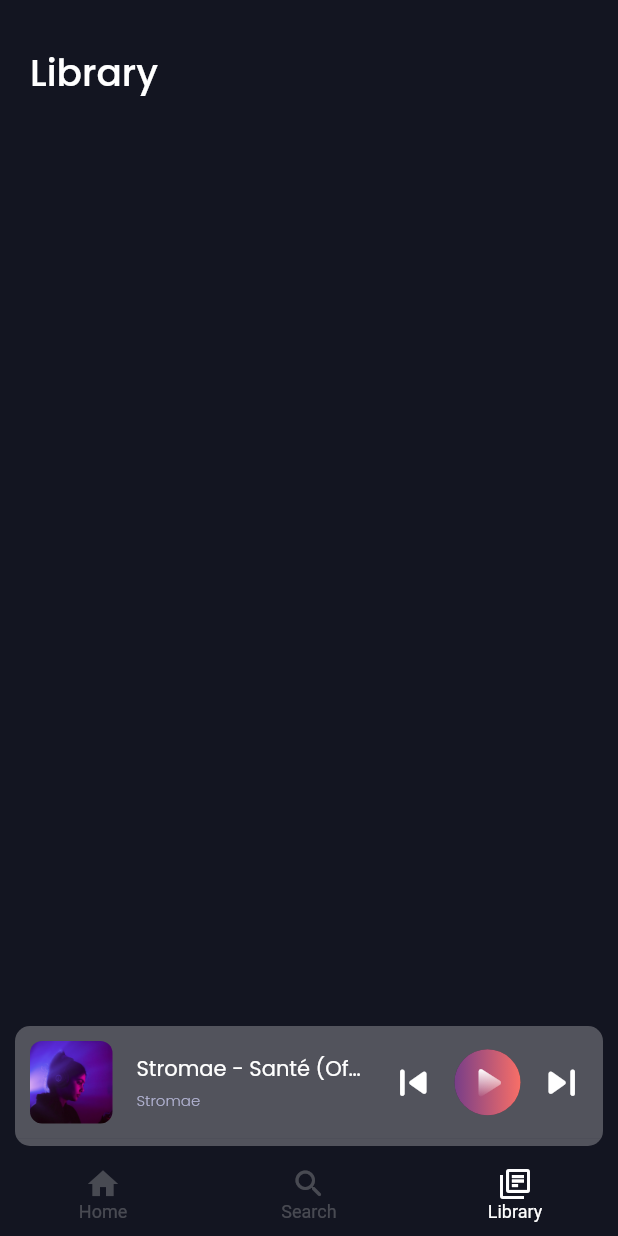
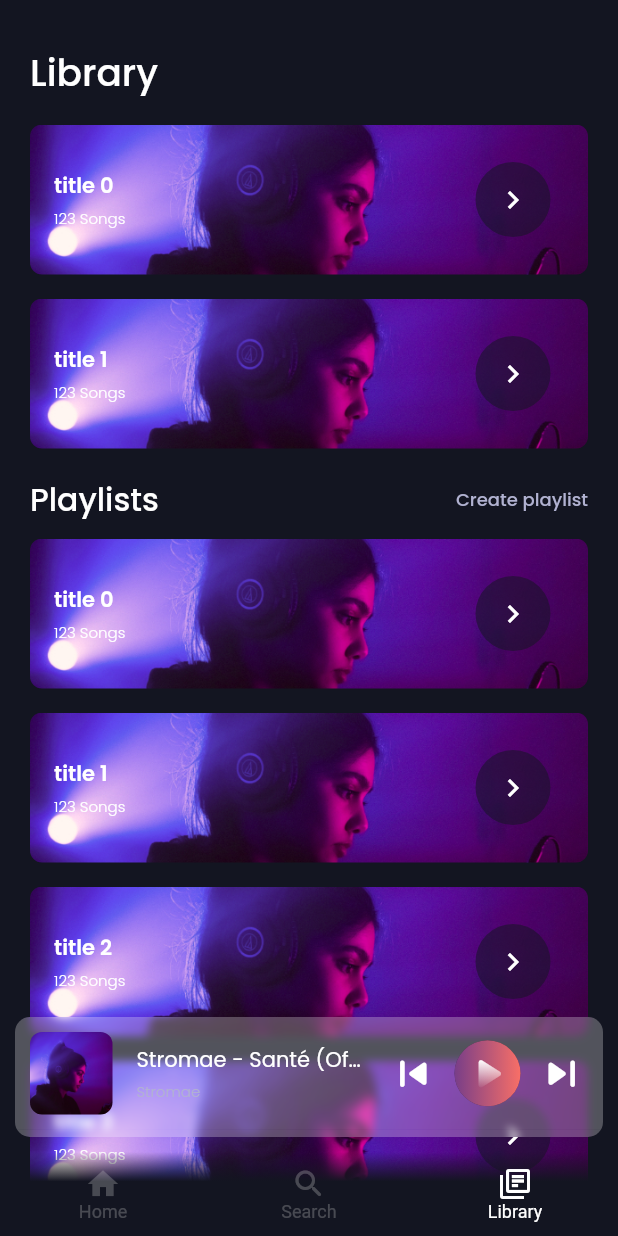
Before and after one commit to DannyPX/rabble, a Flutter app: the MainPage screen opened directly, item 3 of the bottom bar chosen, on a phone screen of 412 x 824 dp. Run offline on Flutter 3.47's test engine with Material 2 defaults, Android fonts, the phone set to English and light mode, and no system bars; our stand-ins replace flutter_svg, searchfield.

Commit message:
Refactored some widgets and added lists to library page

```diff
--- a/lib/components/cards/large_card.dart
+++ b/lib/components/cards/large_card.dart
@@ -12,7 +12,7 @@ class LargeCard extends StatefulWidget {
 
   final String title;
   final int songAmount;
-  final StatefulWidget playlistNavigation;
+  final Widget playlistNavigation;
   final String imageUrl;
 
   @override
@@ -22,7 +22,7 @@ class LargeCard extends StatefulWidget {
 class _LargeCardState extends State<LargeCard> {
   String get title => widget.title;
   int get songAmount => widget.songAmount;
-  StatefulWidget get playlistNavigation => widget.playlistNavigation;
+  Widget get playlistNavigation => widget.playlistNavigation;
   String get imageUrl => widget.imageUrl;
 
   double get circleSize => 25;
--- /dev/null
+++ b/lib/components/lists/large_card_list.dart
@@ -0,0 +1,32 @@
+import 'package:flutter/material.dart';
+import 'package:rabble/components/cards/large_card.dart';
+
+class LargeCardList extends StatelessWidget {
+  LargeCardList({
+    Key? key,
+    required this.list,
+  }) : super(key: key);
+
+  final List list;
+
+  @override
+  Widget build(BuildContext context) {
+    return ListView.separated(
+      separatorBuilder: (BuildContext context, int index) {
+        return const SizedBox(height: 16.0);
+      },
+      shrinkWrap: true,
+      primary: true,
+      physics: const NeverScrollableScrollPhysics(),
+      itemCount: list.length,
+      itemBuilder: (ctx, index) {
+        return LargeCard(
+          title: list[index]['title'],
+          songAmount: list[index]['songAmount'],
+          playlistNavigation: list[index]['playlistNavigation'],
+          imageUrl: list[index]['imageUrl'],
+        );
+      },
+    );
+  }
+}
--- a/lib/components/lists/playlist_grid.dart
+++ b/lib/components/lists/playlist_grid.dart
@@ -1,6 +1,6 @@
 import 'package:flutter/material.dart';
 import 'package:rabble/components/cards/small_card.dart';
-import 'package:rabble/views/search.dart';
+import 'package:rabble/views/library.dart';
 
 class PlaylistGrid extends StatelessWidget {
   PlaylistGrid({Key? key}) : super(key: key);
@@ -10,7 +10,7 @@ class PlaylistGrid extends StatelessWidget {
       (index) => {
             "title": "title $index",
             "subtitle": "",
-            "playlistNavigation": const SearchPage(),
+            "playlistNavigation": LibraryPage(),
             "imageUrl": "assets/images/onboarding.jpg"
           }).toList();
 
--- a/lib/components/titles/second_title.dart
+++ b/lib/components/titles/second_title.dart
@@ -3,8 +3,11 @@ import 'package:flutter/material.dart';
 import '../../constants.dart';
 
 class SecondTitle extends StatelessWidget {
-  const SecondTitle({Key? key, required this.title, required this.buttonTitle})
-      : super(key: key);
+  const SecondTitle({
+    Key? key,
+    required this.title,
+    required this.buttonTitle,
+  }) : super(key: key);
 
   final String title;
   final String buttonTitle;
--- a/lib/main.dart
+++ b/lib/main.dart
@@ -1,6 +1,4 @@
 import 'package:flutter/material.dart';
-import 'package:flutter/services.dart';
-import 'package:rabble/constants.dart';
 import 'package:rabble/views/onboarding.dart';
 
 void main() {
--- a/lib/views/library.dart
+++ b/lib/views/library.dart
@@ -1,8 +1,29 @@
 import 'package:flutter/material.dart';
+import 'package:rabble/components/lists/large_card_list.dart';
 import 'package:rabble/components/titles/page_title.dart';
+import 'package:rabble/components/titles/second_title.dart';
+import 'package:rabble/views/search.dart';
 
 class LibraryPage extends StatelessWidget {
-  const LibraryPage({Key? key}) : super(key: key);
+  LibraryPage({Key? key}) : super(key: key);
+
+  final List<Map> libaryList = List.generate(
+      2,
+      (index) => {
+            "title": "title $index",
+            "songAmount": 123,
+            "playlistNavigation": const SearchPage(),
+            "imageUrl": "assets/images/onboarding.jpg",
+          }).toList();
+
+  final List<Map> playlists = List.generate(
+      5,
+      (index) => {
+            "title": "title $index",
+            "songAmount": 123,
+            "playlistNavigation": const SearchPage(),
+            "imageUrl": "assets/images/onboarding.jpg",
+          }).toList();
 
   @override
   Widget build(BuildContext context) {
@@ -10,6 +31,11 @@ class LibraryPage extends StatelessWidget {
       crossAxisAlignment: CrossAxisAlignment.start,
       children: [
         PageTitle(welcomeMessage: false, title: "Library"),
+        const SizedBox(height: 16.0),
+        LargeCardList(list: libaryList),
+        const SizedBox(height: 16.0),
+        const SecondTitle(title: "Playlists", buttonTitle: "Create playlist"),
+        LargeCardList(list: playlists),
       ],
     );
   }
--- a/lib/views/main.dart
+++ b/lib/views/main.dart
@@ -15,9 +15,9 @@ class MainPage extends StatefulWidget {
 
 class _HomePageState extends State<MainPage> {
   int _selectedIndex = 0;
-  static const List<Widget> _widgetOptions = <Widget>[
-    HomePage(),
-    SearchPage(),
+  static List<Widget> pageList = <Widget>[
+    const HomePage(),
+    const SearchPage(),
     LibraryPage(),
   ];
 
@@ -37,15 +37,13 @@ class _HomePageState extends State<MainPage> {
           SingleChildScrollView(
             child: SafeArea(
               child: Padding(
-                // padding: const EdgeInsets.symmetric(horizontal: 20.0),
                 padding: const EdgeInsets.only(
                     left: 20.0, right: 20.0, bottom: 83.0),
-                child: _widgetOptions.elementAt(_selectedIndex),
+                child: pageList[_selectedIndex],
               ),
             ),
           ),
-          Container(
-            margin: const EdgeInsets.only(bottom: 50.0),
+          SafeArea(
             child: Column(
               crossAxisAlignment: CrossAxisAlignment.center,
               mainAxisSize: MainAxisSize.max,
```
Also changed, not shown: lib/components/lists/recently_listened.dart (added, +35 -0 lines), lib/components/search_input.dart (+9 -1 lines), lib/views/home.dart (+1 -34 lines).
